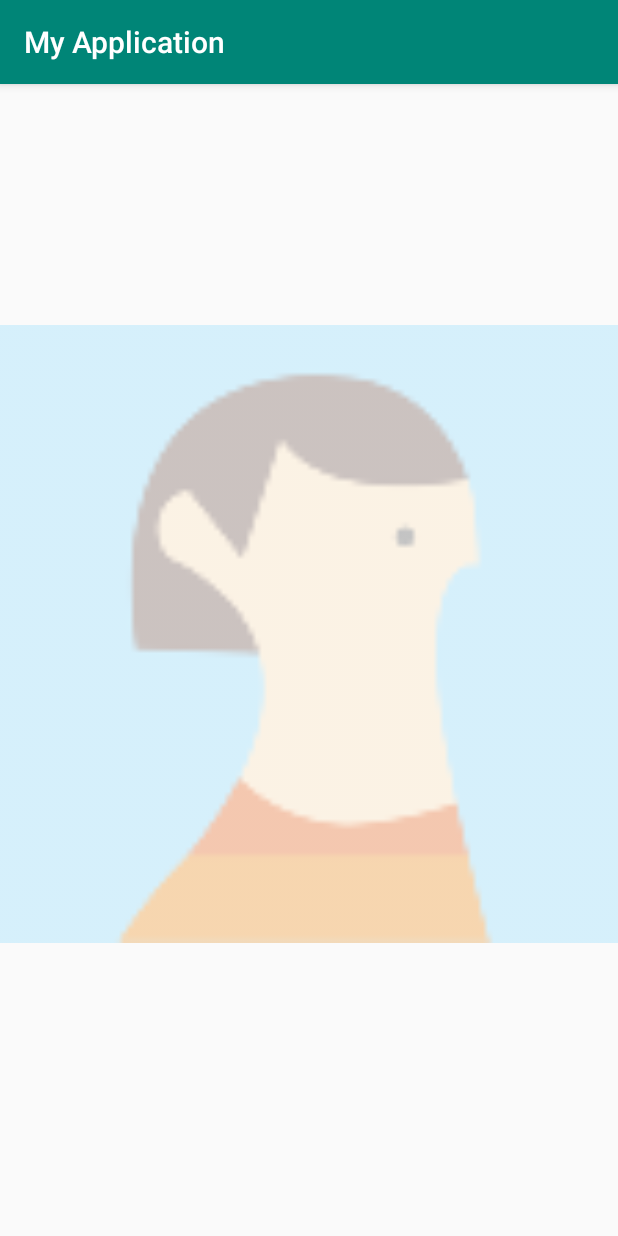
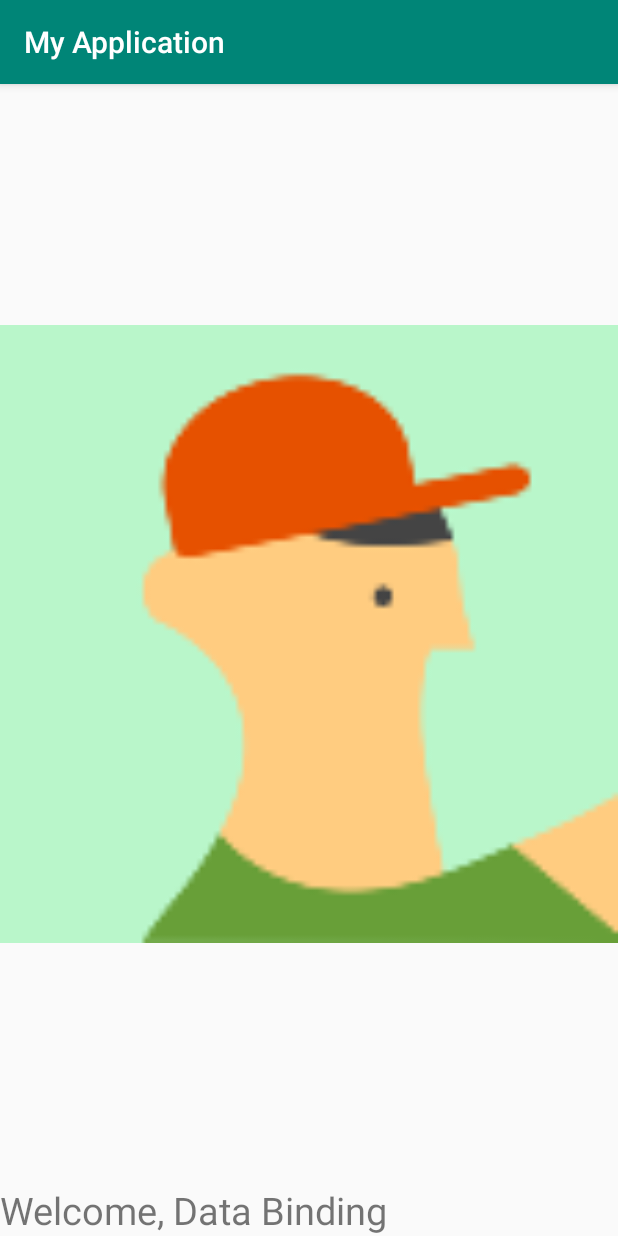
Before and after one commit to hswoo8/DevApplication, an Android app: the screen it shows after launch (ExampleActivity), on a phone screen of 412 x 824 dp. Run offline under Robolectric (Android 15) with nearby library versions, the phone set to English and light mode, and no system bars; our stand-ins replace ButterKnife, data binding; pictures from the network do not load; 2 statements that could not run were skipped.

Commit message:
add first example

```diff
--- a/app/src/main/java/com/example/myapplication/SApplication.kt
+++ b/app/src/main/java/com/example/myapplication/BaseApplication.kt
@@ -4,7 +4,7 @@ import android.app.Application
 import android.content.Context
 
 
-class SApplication : Application() {
+class BaseApplication : Application() {
     companion object {
         lateinit var context: Context
     }
--- a/app/src/main/java/com/example/myapplication/feature/binding/ExampleActivity.kt
+++ b/app/src/main/java/com/example/myapplication/feature/binding/ExampleActivity.kt
@@ -2,23 +2,14 @@ package com.example.myapplication.feature.binding
 
 import androidx.appcompat.app.AppCompatActivity
 import android.os.Bundle
-import android.view.View
 
 import androidx.databinding.DataBindingUtil
-import androidx.databinding.ObservableField
-import androidx.databinding.ObservableInt
-import androidx.databinding.library.baseAdapters.BR
 import com.example.myapplication.R
 import com.example.myapplication.databinding.ActivityBindingExampleBinding
-import com.example.myapplication.feature.binding.generic.GenericClass
 
 class ExampleActivity : AppCompatActivity() {
 
     private lateinit var binding: ActivityBindingExampleBinding
-
-    var text = "123"
-    val textObservable = ObservableField<String>("123")
-    val observableInt = ObservableInt(123)
 
     override fun onCreate(savedInstanceState: Bundle?) {
         super.onCreate(savedInstanceState)
@@ -26,7 +17,9 @@ class ExampleActivity : AppCompatActivity() {
             this,
             R.layout.activity_binding_example
         )
-        binding.textObservable = textObservable
-        binding.stringValue = GenericClass("abc")
+
+        supportFragmentManager.beginTransaction()
+            .add(R.id.fragment_container, FirstFragment())
+            .commit()
     }
 }
--- /dev/null
+++ b/app/src/main/java/com/example/myapplication/feature/binding/FirstFragment.kt
@@ -0,0 +1,28 @@
+package com.example.myapplication.feature.binding
+
+import android.os.Bundle
+import android.view.LayoutInflater
+import android.view.View
+import android.view.ViewGroup
+import androidx.fragment.app.Fragment
+import com.example.myapplication.R
+import com.example.myapplication.databinding.FragmentFirstExampleBinding
+
+class FirstFragment : Fragment(R.layout.fragment_first_example) {
+    private lateinit var binding: FragmentFirstExampleBinding
+
+    override fun onCreateView(
+        inflater: LayoutInflater,
+        container: ViewGroup?,
+        savedInstanceState: Bundle?
+    ): View? {
+        binding = FragmentFirstExampleBinding.inflate(inflater, container, false)
+        return binding.root
+    }
+
+    override fun onViewCreated(view: View, savedInstanceState: Bundle?) {
+        super.onViewCreated(view, savedInstanceState)
+        val viewModel = ViewModel()
+        binding.viewModel = viewModel
+    }
+}
--- a/app/src/main/java/com/example/myapplication/feature/binding/ImageViewBindingAdapter.kt
+++ b/app/src/main/java/com/example/myapplication/feature/binding/ImageViewBindingAdapter.kt
@@ -3,14 +3,22 @@ package com.example.myapplication.feature.binding
 import android.graphics.drawable.Drawable
 import android.util.Log
 import android.widget.ImageView
+import androidx.core.content.ContextCompat
 import androidx.databinding.BindingAdapter
 
 
 object ImageViewBindingAdapter {
+
+    @BindingAdapter("android:src")
+    @JvmStatic
+    fun setImage(imageView: ImageView, resId: Int) {
+        val drawable = imageView.context.getDrawable(resId)
+        imageView.setImageDrawable(drawable)
+    }
+
     @BindingAdapter("android:alpha", "android:src", requireAll = true)
     @JvmStatic
     fun setImage(imageView: ImageView, alpha: Float, drawable: Drawable) {
-        Log.d("seoungwoo --", "setimage")
         imageView.alpha = alpha
         imageView.setImageDrawable(drawable)
     }
--- a/app/src/main/java/com/example/myapplication/feature/binding/TextViewBindingAdapter.kt
+++ /dev/null
@@ -1,26 +0,0 @@
-package com.example.myapplication.feature.binding
-
-import android.util.Log
-import android.widget.TextView
-import androidx.databinding.BindingAdapter
-import androidx.databinding.ObservableField
-import androidx.databinding.ObservableInt
-import com.example.myapplication.feature.binding.generic.GenericClass
-
-object TextViewBindingAdapter {
-    @BindingAdapter("text1")
-    @JvmStatic
-    fun setText(textView: TextView, string: ObservableField<String>) {
-        Log.d("seoungwoo -- ", "setText")
-    }
-
-
-
-    @BindingAdapter("text1")
-    @JvmStatic
-    fun setText(textView: TextView, value: GenericClass<String>) {
-        Log.d("seoungwoo -- ", "setText Generic Class")
-        textView.setText(value.t)
-    }
-
-}
--- a/app/src/main/java/com/example/myapplication/feature/binding/ViewModel.kt
+++ b/app/src/main/java/com/example/myapplication/feature/binding/ViewModel.kt
@@ -1,7 +1,26 @@
 package com.example.myapplication.feature.binding
 
+import android.app.Application
+import android.content.res.ColorStateList
+import android.graphics.PorterDuff
+import android.view.View
+import androidx.core.content.ContextCompat
 import androidx.databinding.ObservableField
+import androidx.lifecycle.MutableLiveData
+import com.example.myapplication.BaseApplication
+import com.example.myapplication.R
 
 class ViewModel {
-    val text = ObservableField<String>("")
+    var resId = R.drawable.avatar_2_raster
+    var tintMode = PorterDuff.Mode.MULTIPLY
+    var tint = ColorStateList.valueOf(
+        ContextCompat.getColor(
+            BaseApplication.context,
+            R.color.colorPrimary
+        )
+    )
+    var drawable = ContextCompat.getDrawable(BaseApplication.context, R.drawable.avatar_8_raster)
+    var visibility = MutableLiveData(View.VISIBLE)
+
+    var text = "Welcome, Data Binding"
 }
--- a/app/src/main/java/com/example/myapplication/feature/binding/generic/GenericClass.kt
+++ b/app/src/main/java/com/example/myapplication/feature/binding/generic/GenericClass.kt
@@ -1 +1,3 @@
 package com.example.myapplication.feature.binding.generic
+
+class GenericClass<T>(val t: T)
--- a/app/src/main/res/layout/activity_binding_example.xml
+++ b/app/src/main/res/layout/activity_binding_example.xml
@@ -5,49 +5,10 @@
 
     <data>
 
-        <import type="android.view.View" />
-
-        <import type="com.example.myapplication.feature.binding.ImageViewViewModel" />
-
-        <variable
-                name="viewModel"
-                type="com.example.myapplication.feature.binding.ImageViewViewModel" />
-
-        <variable
-                name="textString"
-                type="String" />
-
-        <variable
-                name="textObservable"
-                type="androidx.databinding.ObservableField" />
-
-        <variable
-                name="stringValue"
-                type="com.example.myapplication.feature.binding.generic.GenericClass" />
     </data>
 
     <androidx.constraintlayout.widget.ConstraintLayout
+            android:id="@+id/fragment_container"
             android:layout_width="match_parent"
-            android:layout_height="match_parent"
-            tools:context=".feature.binding.ExampleActivity">
-
-        <ImageView
-                android:id="@+id/thumbnail"
-                android:layout_width="match_parent"
-                android:layout_height="0dp"
-                android:alpha="@{0.3f}"
-                android:src="@{@drawable/avatar_3_raster}"
-                app:layout_constraintBottom_toTopOf="@id/text_view"
-                app:layout_constraintTop_toTopOf="parent" />
-
-        <TextView
-                android:id="@+id/text_view"
-                android:layout_width="match_parent"
-                android:layout_height="wrap_content"
-                text1="@{textObservable}"
-                android:textSize="25dp"
-                app:layout_constraintBottom_toBottomOf="parent" />
-
-
-    </androidx.constraintlayout.widget.ConstraintLayout>
+            android:layout_height="match_parent" />
 </layout>
--- /dev/null
+++ b/app/src/main/res/layout/fragment_first_example.xml
@@ -0,0 +1,40 @@
+<?xml version="1.0" encoding="utf-8"?>
+<layout xmlns:android="http://schemas.android.com/apk/res/android"
+        xmlns:app="http://schemas.android.com/apk/res-auto">
+
+    <data>
+        <variable
+                name="viewModel"
+                type="com.example.myapplication.feature.binding.ViewModel" />
+    </data>
+
+    <androidx.constraintlayout.widget.ConstraintLayout
+            android:layout_width="match_parent"
+            android:layout_height="match_parent">
+
+        <ImageView
+                android:id="@+id/thumbnail"
+                android:layout_width="match_parent"
+                android:layout_height="0dp"
+                android:src="@{viewModel.resId}"
+                android:tint="@{viewModel.tint}"
+                android:tintMode="@{viewModel.tintMode}"
+                app:layout_constraintBottom_toTopOf="@id/text_view"
+                app:layout_constraintTop_toTopOf="parent" />
+
+        <TextView
+                android:id="@+id/text_view"
+                android:layout_width="match_parent"
+                android:layout_height="wrap_content"
+                android:text="@{viewModel.text}"
+                android:textSize="25dp"
+                app:layout_constraintBottom_toBottomOf="parent" />
+
+        <View
+                android:layout_width="match_parent"
+                android:layout_height="match_parent"
+                android:backgroundTint="@color/cerulean_blue_50" />
+
+
+    </androidx.constraintlayout.widget.ConstraintLayout>
+</layout>
```
Also changed, not shown: app/src/main/AndroidManifest.xml (+5 -3 lines), app/src/main/java/com/example/myapplication/feature/binding/ExampleFragment.kt (deleted, +0 -14 lines), app/src/main/java/com/example/myapplication/feature/binding/ImageViewViewModel.kt (deleted, +0 -21 lines), app/src/main/java/com/example/myapplication/feature/binding/ViewBindingAdapter1.kt (deleted, +0 -11 lines), app/src/main/java/com/example/myapplication/util/GraphicUtils.java (+4 -4 lines), app/src/main/res/layout/fragment_binding.xml (deleted, +0 -20 lines).
